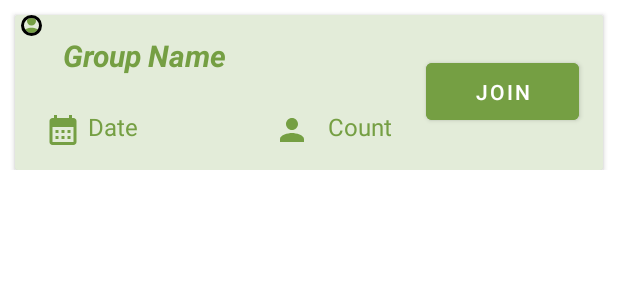
After one commit to purva-n/MAD_ProjectAssignment_Team16, an Android app: the layout activity_group_result_matched_page.xml on its own in the app's theme, with its tools: preview values and no code run, on a phone screen of 412 x 824 dp. The commit adds this screen. Shown: the top 300 px of the screen. Run offline under Robolectric (Android 15) with nearby library versions, the phone set to English and light mode, and no system bars.

Commit message:
explore changes

```diff
--- /dev/null
+++ b/AtYourService/app/src/main/res/drawable-hdpi/calendar_icon_explore.xml
@@ -0,0 +1,5 @@
+<vector android:height="24dp" android:tint="#759F43"
+    android:viewportHeight="24" android:viewportWidth="24"
+    android:width="24dp" xmlns:android="http://schemas.android.com/apk/res/android">
+    <path android:fillColor="@android:color/white" android:pathData="M19,4h-1V2h-2v2H8V2H6v2H5C3.89,4 3.01,4.9 3.01,6L3,20c0,1.1 0.89,2 2,2h14c1.1,0 2,-0.9 2,-2V6C21,4.9 20.1,4 19,4zM19,20H5V10h14V20zM9,14H7v-2h2V14zM13,14h-2v-2h2V14zM17,14h-2v-2h2V14zM9,18H7v-2h2V18zM13,18h-2v-2h2V18zM17,18h-2v-2h2V18z"/>
+</vector>
--- /dev/null
+++ b/AtYourService/app/src/main/res/drawable-hdpi/default_user_img_explore.xml
@@ -0,0 +1,5 @@
+<vector android:height="24dp" android:tint="#759F43"
+    android:viewportHeight="24" android:viewportWidth="24"
+    android:width="24dp" xmlns:android="http://schemas.android.com/apk/res/android">
+    <path android:fillColor="@android:color/white" android:pathData="M12,12c2.21,0 4,-1.79 4,-4s-1.79,-4 -4,-4 -4,1.79 -4,4 1.79,4 4,4zM12,14c-2.67,0 -8,1.34 -8,4v2h16v-2c0,-2.66 -5.33,-4 -8,-4z"/>
+</vector>
--- /dev/null
+++ b/AtYourService/app/src/main/res/layout/activity_group_result_matched_page.xml
@@ -0,0 +1,124 @@
+<?xml version="1.0" encoding="utf-8"?>
+<androidx.constraintlayout.widget.ConstraintLayout xmlns:android="http://schemas.android.com/apk/res/android"
+    xmlns:app="http://schemas.android.com/apk/res-auto"
+    xmlns:tools="http://schemas.android.com/tools"
+    android:layout_width="match_parent"
+    android:layout_height="wrap_content">
+
+    <androidx.cardview.widget.CardView
+        android:id="@+id/groupListTemplate"
+        android:layout_width="match_parent"
+        android:layout_height="103dp"
+        app:cardCornerRadius="2dp"
+        android:layout_margin="10dp"
+        android:layout_marginStart="9dp"
+        android:layout_marginEnd="9dp"
+        android:background="@color/explore_20"
+        app:layout_constraintEnd_toEndOf="parent"
+        app:layout_constraintStart_toStartOf="parent"
+        app:layout_constraintTop_toTopOf="parent">
+
+        <androidx.constraintlayout.widget.ConstraintLayout
+            android:id="@+id/cardContraint"
+            android:layout_width="match_parent"
+            android:layout_height="match_parent"
+            android:background="@color/explore_20"
+            tools:layout_editor_absoluteX="16dp"
+            tools:layout_editor_absoluteY="171dp">
+
+            <TextView
+                android:id="@+id/groupName"
+                android:layout_width="232dp"
+                android:layout_height="38dp"
+                android:layout_marginStart="12dp"
+                android:text="Group Name"
+                android:textColor="@color/explore"
+                android:textSize="20sp"
+                android:textStyle="bold|italic"
+                app:layout_constraintBottom_toBottomOf="parent"
+                app:layout_constraintStart_toEndOf="@+id/groupImg"
+                app:layout_constraintTop_toTopOf="parent"
+                app:layout_constraintVertical_bias="0.2" />
+
+            <de.hdodenhof.circleimageview.CircleImageView
+                android:id="@+id/groupImg"
+                android:layout_width="18dp"
+                android:layout_height="14dp"
+                app:civ_border_color="#000000"
+                app:civ_border_width="2dp"
+                app:layout_constraintBottom_toBottomOf="parent"
+                app:layout_constraintEnd_toEndOf="parent"
+                app:layout_constraintHorizontal_bias="0.005"
+                app:layout_constraintStart_toStartOf="parent"
+                app:layout_constraintTop_toTopOf="parent"
+                app:layout_constraintVertical_bias="0.0"
+                app:srcCompat="@drawable/default_user_img_explore" />
+
+            <TextView
+                android:id="@+id/groupDate"
+                android:layout_width="96dp"
+                android:layout_height="20dp"
+                android:layout_marginTop="12dp"
+                android:text="Date"
+                android:textColor="@color/explore"
+                android:textSize="16sp"
+                app:layout_constraintEnd_toEndOf="parent"
+                app:layout_constraintHorizontal_bias="0.105"
+                app:layout_constraintStart_toEndOf="@+id/groupImg"
+                app:layout_constraintTop_toBottomOf="@+id/groupName" />
+
+            <TextView
+                android:id="@+id/memberCount"
+                android:layout_width="57dp"
+                android:layout_height="20dp"
+                android:layout_marginTop="12dp"
+                android:layout_marginEnd="8dp"
+                android:text="Count"
+                android:textColor="@color/explore"
+                android:textSize="16sp"
+                app:layout_constraintEnd_toStartOf="@+id/join"
+                app:layout_constraintTop_toBottomOf="@+id/groupName" />
+
+            <Button
+                android:id="@+id/join"
+                android:layout_width="102dp"
+                android:layout_height="50dp"
+                android:text="JOIN"
+                app:layout_constraintBottom_toBottomOf="parent"
+                app:layout_constraintEnd_toEndOf="parent"
+                app:layout_constraintHorizontal_bias="0.384"
+                app:layout_constraintStart_toEndOf="@+id/groupName"
+                android:backgroundTint="@color/explore"
+                app:layout_constraintTop_toTopOf="parent"
+                app:layout_constraintVertical_bias="0.49" />
+
+            <ImageView
+                android:id="@+id/imageView6"
+                android:layout_width="wrap_content"
+                android:layout_height="wrap_content"
+                app:layout_constraintBottom_toBottomOf="parent"
+                app:layout_constraintEnd_toStartOf="@+id/groupDate"
+                app:layout_constraintHorizontal_bias="0.8"
+                app:layout_constraintStart_toStartOf="parent"
+                app:layout_constraintTop_toBottomOf="@+id/groupName"
+                app:layout_constraintVertical_bias="0.48"
+                app:srcCompat="@drawable/calendar_icon_explore" />
+
+            <ImageView
+                android:id="@+id/imageView7"
+                android:layout_width="wrap_content"
+                android:layout_height="wrap_content"
+                app:layout_constraintBottom_toBottomOf="parent"
+                app:layout_constraintEnd_toStartOf="@+id/memberCount"
+                app:layout_constraintHorizontal_bias="0.695"
+                app:layout_constraintStart_toEndOf="@+id/groupDate"
+                app:layout_constraintTop_toBottomOf="@+id/groupName"
+                app:layout_constraintVertical_bias="0.48"
+                app:srcCompat="@drawable/default_user_img_explore" />
+
+        </androidx.constraintlayout.widget.ConstraintLayout>
+
+    </androidx.cardview.widget.CardView>
+
+
+</androidx.constraintlayout.widget.ConstraintLayout>
--- a/AtYourService/app/src/main/res/layout/fragment_home.xml
+++ b/AtYourService/app/src/main/res/layout/fragment_home.xml
@@ -24,8 +24,8 @@
 
     <androidx.recyclerview.widget.RecyclerView
         android:id="@+id/activitiesRecyclerView"
-        android:layout_width="381dp"
-        android:layout_height="669dp"
+        android:layout_width="398dp"
+        android:layout_height="586dp"
         android:layout_marginStart="1dp"
         android:layout_marginTop="8dp"
         android:layout_marginEnd="1dp"
```
Also changed, not shown: AtYourService/app/src/main/java/com/example/atyourservice/togather/ExploreFragment.java (+5 -2 lines), AtYourService/app/src/main/java/com/example/atyourservice/togather/GroupNotMatchedPage.java (added, +62 -0 lines), AtYourService/app/src/main/java/com/example/atyourservice/togather/GroupResultMatchedPage.java (added, +65 -0 lines), AtYourService/app/src/main/java/com/example/atyourservice/togather/GroupResultMatchedPageViewHolder.java (added, +49 -0 lines), AtYourService/app/src/main/java/com/example/atyourservice/togather/GroupResultsMatchedPageAdapter.java (added, +148 -0 lines), AtYourService/app/src/main/res/layout/fragment_group_not_matched_page.xml (added, +52 -0 lines), AtYourService/app/src/main/res/layout/fragment_group_result_matched_page.xml (added, +19 -0 lines).
